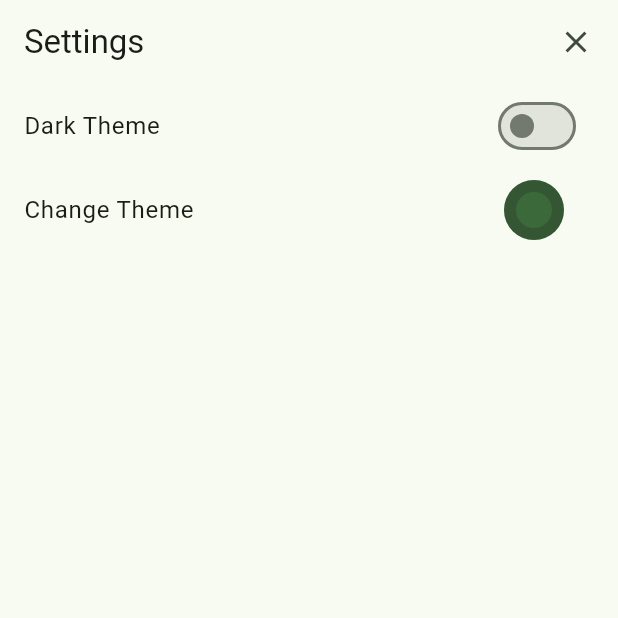
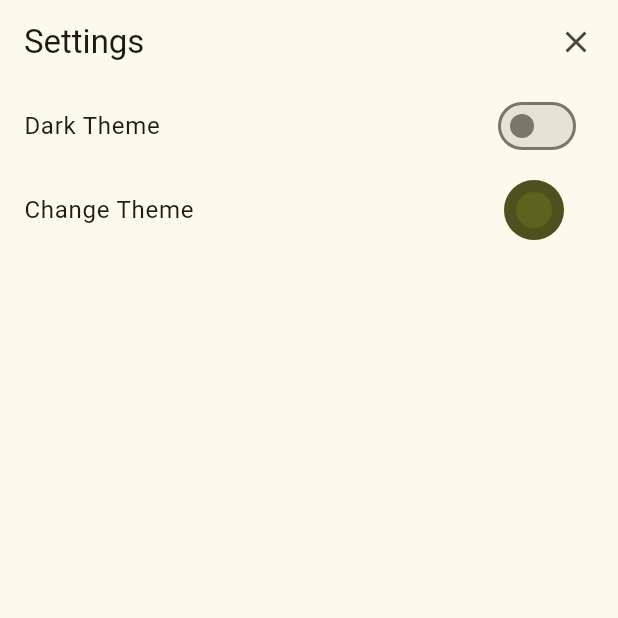
Before and after one commit to CerberusProgrammer/enfo, a Flutter app: the Settings screen opened directly with empty values, on a phone screen of 412 x 824 dp, the top half of it. Run offline on Flutter 3.47's test engine with Material 2 defaults, Android fonts, the phone set to English and light mode, and no system bars; our stand-ins replace adaptive_theme, circular_countdown_timer, flutter_local_notifications, introduction_screen, shared_preferences; missing offline and left inert: local_notifier, window_manager; accounts and stored records are empty.

Commit message:
Little optimization for Windows version.

```diff
--- a/lib/main.dart
+++ b/lib/main.dart
@@ -15,7 +15,7 @@ void main() async {
   final savedThemeMode = await AdaptiveTheme.getThemeMode();
   final prefs = await SharedPreferences.getInstance();
 
-  Themes.defaultIndex = prefs.getInt('defaultIndex') ?? 8;
+  Themes.defaultIndex = prefs.getInt('defaultIndex') ?? 10;
   bool presentation = prefs.getBool('presentation') ?? true;
 
   runApp(
@@ -34,7 +34,7 @@ void main() async {
       skipTaskbar: false,
       title: 'Enfo',
       titleBarStyle: TitleBarStyle.hidden,
-      minimumSize: Size(250, 250),
+      minimumSize: Size(310, 280),
     );
 
     windowManager.waitUntilReadyToShow(windowOptions, () async {
--- a/lib/settings.dart
+++ b/lib/settings.dart
@@ -26,7 +26,7 @@ class _SettingsState extends State<Settings> {
   @override
   Widget build(BuildContext context) {
     return SizedBox(
-      height: 200,
+      height: 160,
       child: Scaffold(
         appBar: AppBar(
           automaticallyImplyLeading: false,
--- a/lib/theme.dart
+++ b/lib/theme.dart
@@ -1,6 +1,7 @@
 import 'package:flutter/material.dart';
 
 class Themes {
+  static bool fullyTheme = false;
   static int defaultIndex = 0;
   static List<Color> colors = [
     Colors.red,
```
